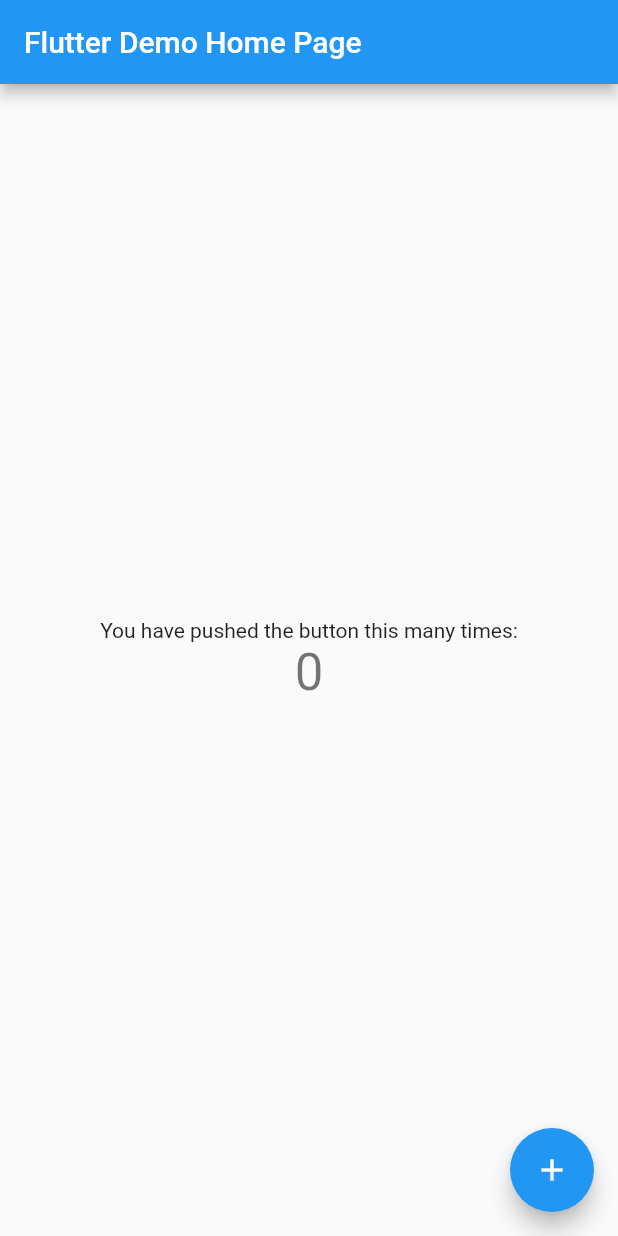
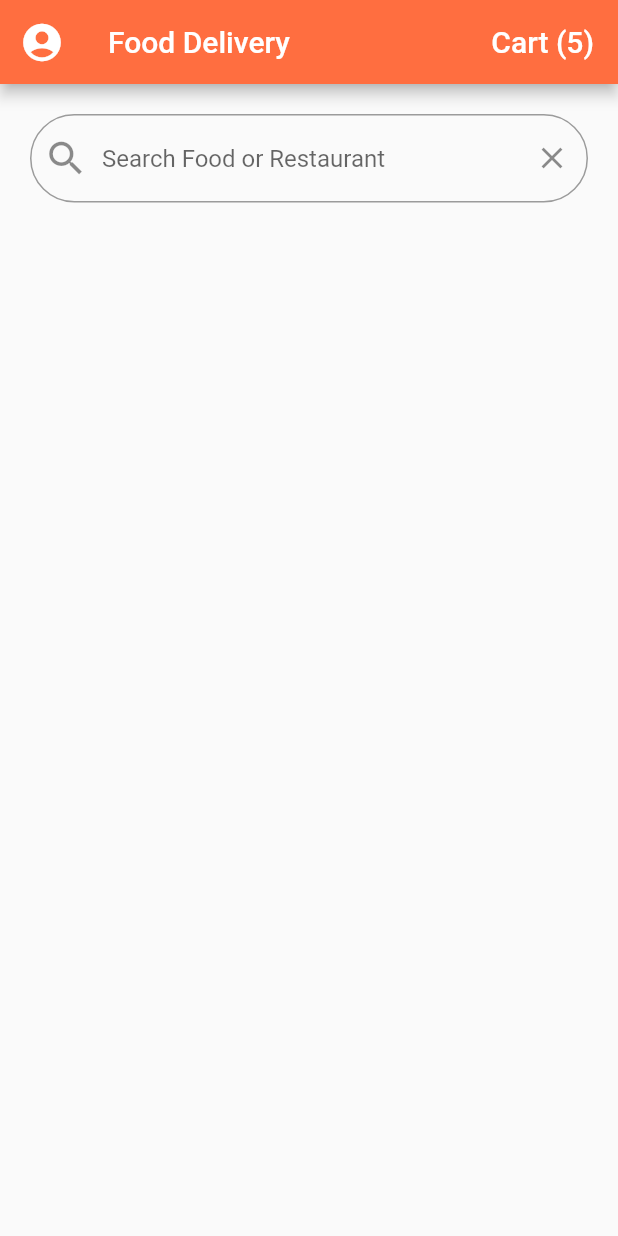
Before and after one commit to bunditks/foodorder_ui_flutter, a Flutter app: the screen it shows after launch, on a phone screen of 412 x 824 dp. Run offline on Flutter 3.47's test engine with Material 2 defaults, Android fonts, the phone set to English and light mode, and no system bars.

Commit message:
second commit

```diff
--- a/lib/main.dart
+++ b/lib/main.dart
@@ -1,4 +1,5 @@
 import 'package:flutter/material.dart';
+import 'package:flutter_food_delivery_ui/screens/home_screen.dart';
 
 void main() => runApp(MyApp());
 
@@ -7,96 +8,13 @@ class MyApp extends StatelessWidget {
   @override
   Widget build(BuildContext context) {
     return MaterialApp(
-      title: 'Flutter Demo',
+      title: 'Flutter Food Delivery UI',
+      debugShowCheckedModeBanner: false,
       theme: ThemeData(
-        primarySwatch: Colors.blue,
+        scaffoldBackgroundColor: Colors.grey[50],
+        primaryColor: Colors.deepOrangeAccent,
       ),
-      home: MyHomePage(title: 'Flutter Demo Home Page'),
+      home: HomeScreen(),
     );
   }
 }
-
-class MyHomePage extends StatefulWidget {
-  MyHomePage({Key key, this.title}) : super(key: key);
-
-  // This widget is the home page of your application. It is stateful, meaning
-  // that it has a State object (defined below) that contains fields that affect
-  // how it looks.
-
-  // This class is the configuration for the state. It holds the values (in this
-  // case the title) provided by the parent (in this case the App widget) and
-  // used by the build method of the State. Fields in a Widget subclass are
-  // always marked "final".
-
-  final String title;
-
-  @override
-  _MyHomePageState createState() => _MyHomePageState();
-}
-
-class _MyHomePageState extends State<MyHomePage> {
-  int _counter = 0;
-
-  void _incrementCounter() {
-    setState(() {
-      // This call to setState tells the Flutter framework that something has
-      // changed in this State, which causes it to rerun the build method below
-      // so that the display can reflect the updated values. If we changed
-      // _counter without calling setState(), then the build method would not be
-      // called again, and so nothing would appear to happen.
-      _counter++;
-    });
-  }
-
-  @override
-  Widget build(BuildContext context) {
-    // This method is rerun every time setState is called, for instance as done
-    // by the _incrementCounter method above.
-    //
-    // The Flutter framework has been optimized to make rerunning build methods
-    // fast, so that you can just rebuild anything that needs updating rather
-    // than having to individually change instances of widgets.
-    return Scaffold(
-      appBar: AppBar(
-        // Here we take the value from the MyHomePage object that was created by
-        // the App.build method, and use it to set our appbar title.
-        title: Text(widget.title),
-      ),
-      body: Center(
-        // Center is a layout widget. It takes a single child and positions it
-        // in the middle of the parent.
-        child: Column(
-          // Column is also a layout widget. It takes a list of children and
-          // arranges them vertically. By default, it sizes itself to fit its
-          // children horizontally, and tries to be as tall as its parent.
-          //
-          // Invoke "debug painting" (press "p" in the console, choose the
-          // "Toggle Debug Paint" action from the Flutter Inspector in Android
-          // Studio, or the "Toggle Debug Paint" command in Visual Studio Code)
-          // to see the wireframe for each widget.
-          //
-          // Column has various properties to control how it sizes itself and
-          // how it positions its children. Here we use mainAxisAlignment to
-          // center the children vertically; the main axis here is the vertical
-          // axis because Columns are vertical (the cross axis would be
-          // horizontal).
-          mainAxisAlignment: MainAxisAlignment.center,
-          children: <Widget>[
-            Text(
-              'You have pushed the button this many times:',
-            ),
-            Text(
-              '$_counter',
-              style: Theme.of(context).textTheme.display1,
-            ),
-          ],
-        ),
-      ),
-      floatingActionButton: FloatingActionButton(
-        onPressed: _incrementCounter,
-        tooltip: 'Increment',
-        child: Icon(Icons.add),
-      ), // This trailing comma makes auto-formatting nicer for build methods.
-    );
-  }
-}
--- /dev/null
+++ b/lib/screens/home_screen.dart
@@ -0,0 +1,60 @@
+import 'package:flutter/material.dart';
+import 'package:flutter_food_delivery_ui/data/data.dart';
+
+class HomeScreen extends StatefulWidget {
+  @override
+  _HomeScreenState createState() => _HomeScreenState();
+}
+
+class _HomeScreenState extends State<HomeScreen> {
+  @override
+  Widget build(BuildContext context) {
+    return Scaffold(
+      appBar: AppBar(
+        leading: IconButton(
+          icon: Icon(
+            Icons.account_circle,
+            color: Colors.white,
+          ),
+          iconSize: 30.0,
+          onPressed: () {},
+        ),
+        title: Text('Food Delivery'),
+        actions: <Widget>[
+          FlatButton(
+            onPressed: () {},
+            child: Text(
+              'Cart (${currentUser.cart.length})',
+              style: TextStyle(color: Colors.white, fontSize: 20.0),
+            ),
+          ),
+        ],
+      ),
+      body: ListView(
+        children: <Widget>[
+          Padding(
+            padding: EdgeInsets.all(20.0),
+            child: TextField(
+              maxLines: 1,
+              decoration: InputDecoration(
+                border: OutlineInputBorder(
+                  borderRadius: BorderRadius.circular(30.0),
+                  borderSide: BorderSide(width: 0.8),
+                ),
+                hintText: 'Search Food or Restaurant',
+                prefixIcon: Icon(
+                  Icons.search,
+                  size: 30.0,
+                ),
+                suffixIcon: IconButton(
+                  icon: Icon(Icons.clear),
+                  onPressed: () {},
+                ),
+              ),
+            ),
+          ),
+        ],
+      ),
+    );
+  }
+}
```
Also changed, not shown: pubspec.lock, 3 other files.
